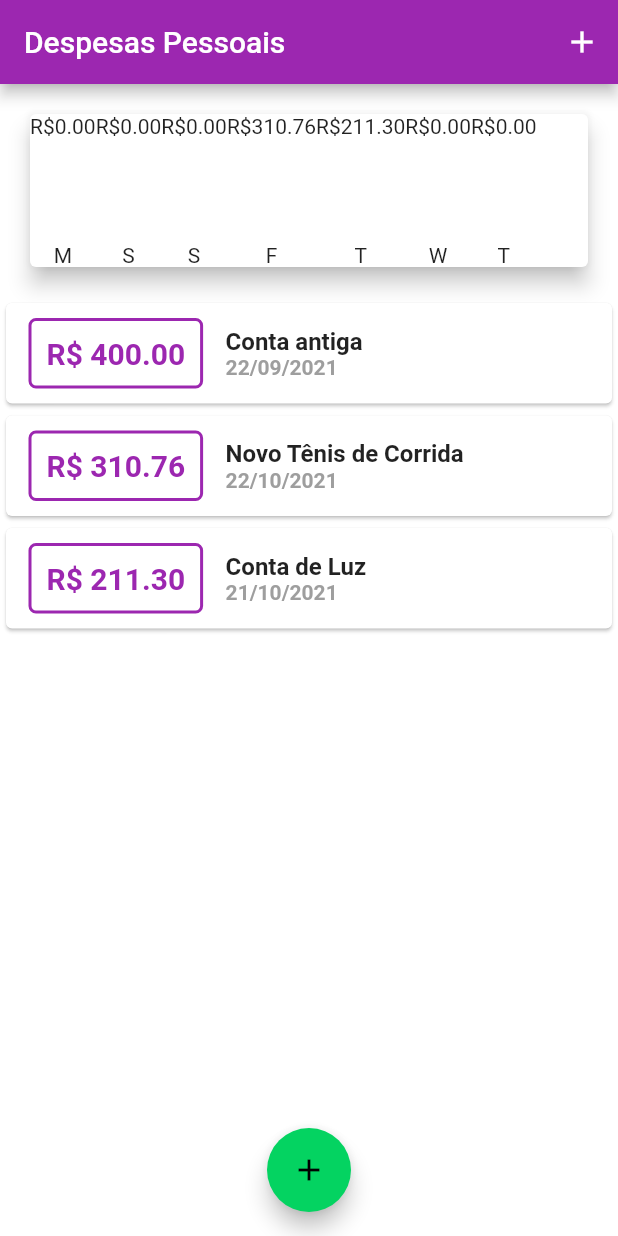
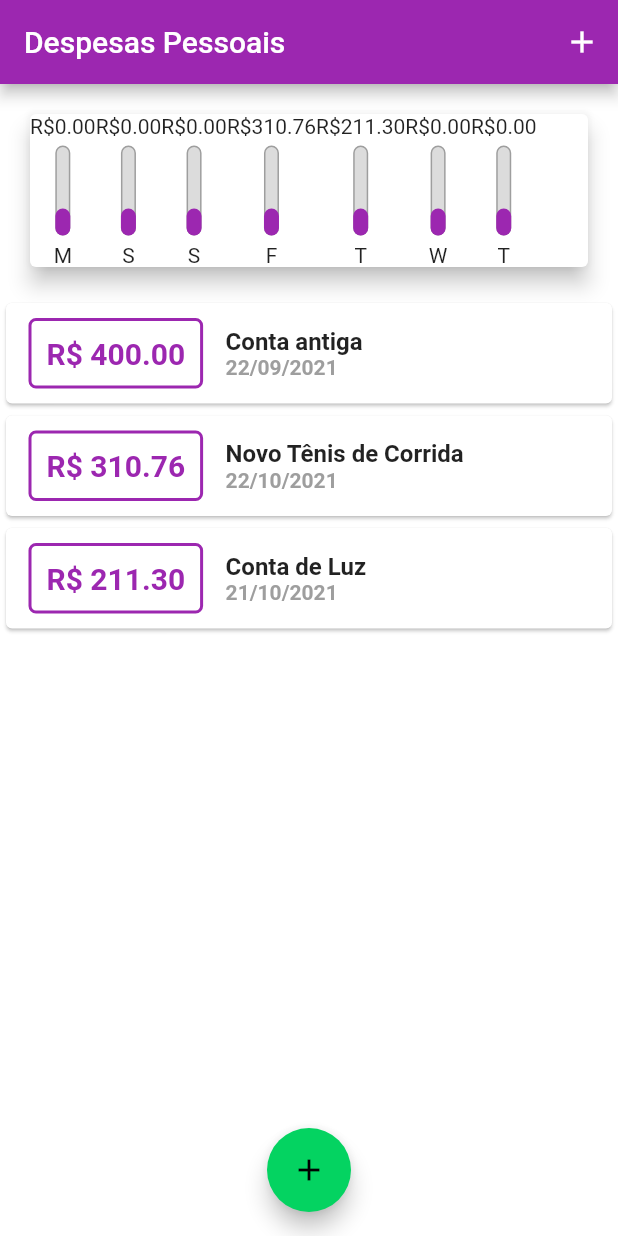
Before and after one commit to EduardoMoreira26/Flutter-expensesApp, a Flutter app: the screen it shows after launch, on a phone screen of 412 x 824 dp. Run offline on Flutter 3.47's test engine with Material 2 defaults, Android fonts, the phone set to English and light mode, and no system bars; Roboto replaces fonts that are missing (Quicksand).

Commit message:
create graphic

```diff
--- a/lib/components/chart.dart
+++ b/lib/components/chart.dart
@@ -44,7 +44,7 @@ class Chart extends StatelessWidget {
           return ChartBar(
             label: tr['day'].toString(),
             value: (tr['value'] as double),
-            percentage: 0,
+            percentage: 0.3,
           );
         }).toList(),
       ),
--- a/lib/components/chart_bar.dart
+++ b/lib/components/chart_bar.dart
@@ -14,13 +14,36 @@ class ChartBar extends StatelessWidget {
   @override
   Widget build(BuildContext context) {
     return Column(
-      children: <Widget>[
+      children: [
         Text('R\$${value?.toStringAsFixed(2)}'),
         SizedBox(height: 5),
         Container(
           height: 60,
           width: 10,
-          child: null,
+          child: Stack(
+            alignment: Alignment.bottomCenter,
+            children: [
+              Container(
+                decoration: BoxDecoration(
+                  border: Border.all(
+                    color: Colors.grey,
+                    width: 1.0,
+                  ),
+                  color: Color.fromRGBO(220, 220, 220, 1),
+                  borderRadius: BorderRadius.circular(5),
+                ),
+              ),
+              FractionallySizedBox(
+                heightFactor: percentage,
+                child: Container(
+                  decoration: BoxDecoration(
+                    color: Colors.purple,
+                    borderRadius: BorderRadius.circular(5),
+                  ),
+                ),
+              ),
+            ],
+          ),
         ),
         SizedBox(height: 5),
         Text(label.toString()),
```
